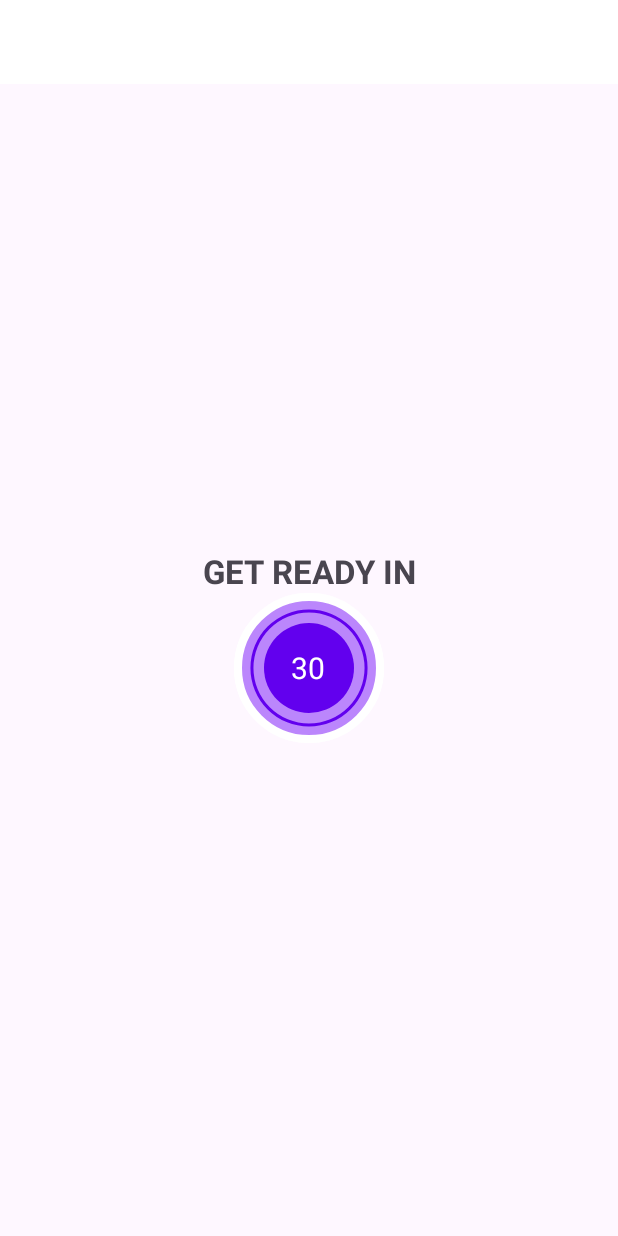
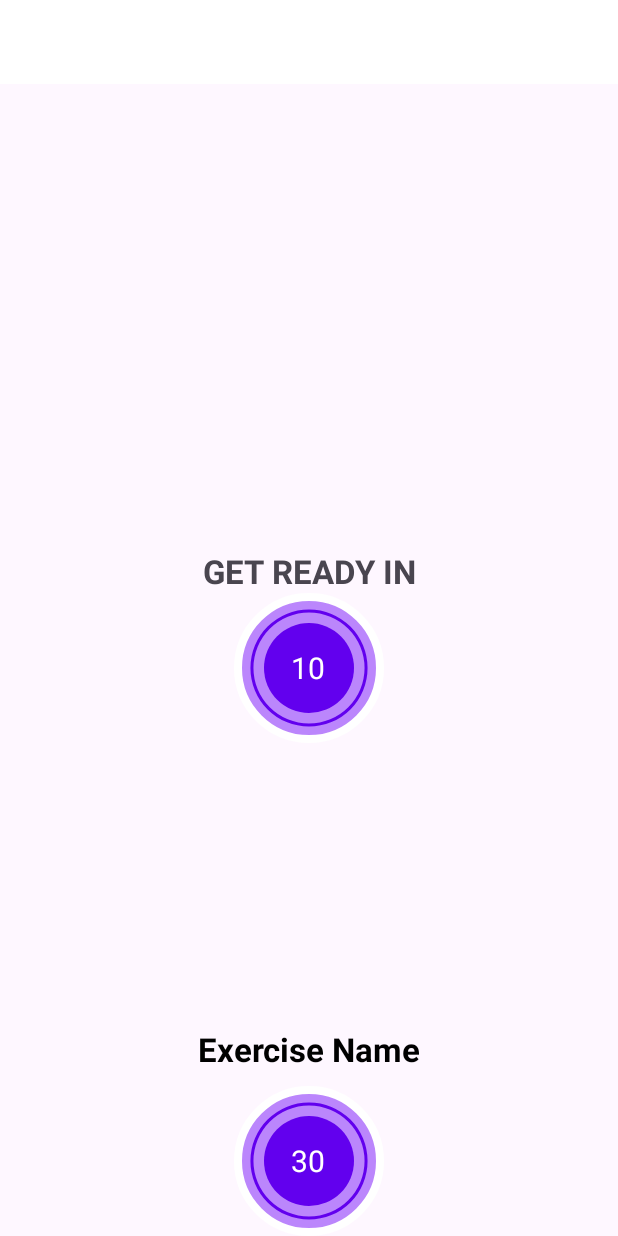
Before and after one commit to jayshivankar/WorkoutApp, an Android app: the layout activity_exercise.xml on its own in the app's theme, with its tools: preview values and no code run, on a phone screen of 412 x 824 dp. Run offline under Robolectric (Android 15) with nearby library versions, the light colour scheme and no system bars.

Commit message:
adding the models to the exercise

```diff
--- a/app/src/main/res/drawable/circular_progress_bar.xml
+++ b/app/src/main/res/drawable/circular_progress_bar.xml
@@ -8,8 +8,6 @@
             android:useLevel="true"
 >
             <solid android:color="@color/purple_500"/>
-
-
         </shape>
     </item>
 
--- a/app/src/main/res/layout/activity_exercise.xml
+++ b/app/src/main/res/layout/activity_exercise.xml
@@ -22,7 +22,7 @@
     <FrameLayout
         android:layout_width="100dp"
         android:layout_height="100dp"
-        android:id = "@+id/flProgress"
+        android:id = "@+id/flRestView"
         android:layout_marginTop="10dp"
         android:background="@drawable/item_color_accent_border_ripple_background"
         app:layout_constraintBottom_toBottomOf="parent"
@@ -40,7 +40,6 @@
         android:background="@drawable/circular_progress_gray"
         android:progressDrawable="@drawable/circular_progress_bar"
         android:indeterminate="false"
-
         android:max="10"
         style="?android:progressBarStyleHorizontal"
         android:rotation="-90"/>
@@ -67,6 +66,35 @@
 
     </FrameLayout>
 
+    <ImageView
+        android:layout_width="match_parent"
+        android:id = "@+id/ivImage"
+        android:layout_height="0dp"
+        android:scaleType="fitXY"
+        android:src="@drawable/ic_jumping_jacks"
+        android:visibility="invisible"
+        app:layout_constraintBottom_toTopOf="@+id/tvExerciseName"
+        app:layout_constraintTop_toBottomOf="@id/toolbarExercise"/>
+
+    <TextView
+        android:id = "@+id/tvExerciseName"
+        android:layout_width="wrap_content"
+        android:layout_height="wrap_content"
+        android:text="@string/exercise_name"
+        android:textSize="22sp"
+        android:textStyle="bold"
+        android:textColor="@color/black"
+        android:visibility="gone"
+        app:layout_constraintEnd_toEndOf="parent"
+        app:layout_constraintStart_toStartOf="parent"
+        app:layout_constraintTop_toBottomOf="@id/ivImage"
+        tools:visibility="visible"
+        />
+
+
+
+
+
     <FrameLayout
         android:layout_width="100dp"
         android:layout_height="100dp"
@@ -78,7 +106,7 @@
         app:layout_constraintBottom_toBottomOf="parent"
         app:layout_constraintEnd_toEndOf="parent"
         app:layout_constraintStart_toStartOf="parent"
-        app:layout_constraintTop_toBottomOf="@id/toolbarExercise"
+        app:layout_constraintTop_toBottomOf="@id/tvExerciseName"
 
         >
 
@@ -125,7 +153,7 @@
         android:text="GET READY IN"
         android:textSize="22sp"
         android:textStyle="bold"
-        app:layout_constraintBottom_toTopOf="@+id/flProgress"
+        app:layout_constraintBottom_toTopOf="@+id/flRestView"
         app:layout_constraintEnd_toEndOf="parent"
         app:layout_constraintStart_toStartOf="parent"
         app:layout_constraintTop_toTopOf="@+id/toolbarExercise"
--- a/app/src/main/res/values/strings.xml
+++ b/app/src/main/res/values/strings.xml
@@ -1,3 +1,4 @@
 <resources>
     <string name="app_name">7MinuteWorkoutApp</string>
+    <string name="exercise_name">Exercise Name</string>
 </resources>
```
Also changed, not shown: app/src/main/java/com/example/a7minuteworkoutapp/ExerciseActivity.kt (+29 -4 lines), app/src/main/java/com/example/a7minuteworkoutapp/constants.kt (added, +46 -0 lines), app/src/main/java/com/example/a7minuteworkoutapp/exerciseModel.kt (added, +43 -0 lines), app/src/main/res/drawable/ic_abdominal_crunch.png (added), app/src/main/res/drawable/ic_high_knees_running_in_place.png (added), app/src/main/res/drawable/ic_jumping_jacks.png (added), app/src/main/res/drawable/ic_lunge.png (added), app/src/main/res/drawable/ic_plank.png (added), app/src/main/res/drawable/ic_push_up.png (added), app/src/main/res/drawable/ic_push_up_and_rotation.png (added), app/src/main/res/drawable/ic_side_plank.png (added), app/src/main/res/drawable/ic_squat.png (added), app/src/main/res/drawable/ic_step_up_onto_chair.png (added), app/src/main/res/drawable/ic_triceps_dip_on_chair.png (added), 1 more files.
